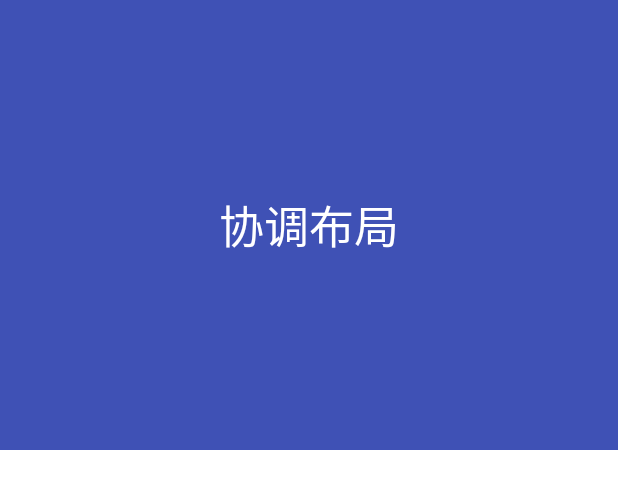
After one commit to sunnybear-/Framework, an Android app: the layout activity_recycler.xml on its own in the app's theme, with its tools: preview values and no code run, on a phone screen of 412 x 824 dp. The commit adds this screen. Shown: the top 489 px of the screen. Run offline under Robolectric (Android 15) with nearby library versions, the phone set to English and light mode, and no system bars.

Commit message:
修复CoordinatorLayout依赖滚动问题

```diff
--- /dev/null
+++ b/app/src/main/res/layout/activity_recycler.xml
@@ -0,0 +1,49 @@
+<?xml version="1.0" encoding="utf-8"?>
+<layout xmlns:android="http://schemas.android.com/apk/res/android"
+        xmlns:app="http://schemas.android.com/apk/res-auto">
+
+    <data>
+        <variable name="adapter"
+                  type="android.support.v4.app.FragmentPagerAdapter"/>
+    </data>
+
+    <android.support.design.widget.CoordinatorLayout
+        android:layout_width="match_parent"
+        android:layout_height="match_parent"
+        android:clipToPadding="false"
+        android:fitsSystemWindows="true">
+
+        <android.support.design.widget.AppBarLayout
+            android:layout_width="match_parent"
+            android:layout_height="wrap_content"
+            android:theme="@style/ThemeOverlay.AppCompat.Dark.ActionBar"
+            app:elevation="0dp">
+
+            <TextView
+                android:layout_width="match_parent"
+                android:layout_height="300dp"
+                android:gravity="center"
+                android:text="协调布局"
+                android:textColor="@color/white"
+                android:textSize="30sp"
+                app:layout_scrollFlags="scroll"/>
+
+            <android.support.design.widget.TabLayout
+                android:id="@+id/tab"
+                android:layout_width="match_parent"
+                android:layout_height="48dp"
+                android:background="@color/white"
+                app:tabIndicatorHeight="3dp"
+                app:tabMode="fixed"/>
+
+        </android.support.design.widget.AppBarLayout>
+
+        <android.support.v4.view.ViewPager
+            android:id="@+id/view_pager"
+            android:layout_width="match_parent"
+            android:layout_height="wrap_content"
+            app:layout_behavior="@string/appbar_scrolling_view_behavior"/>
+
+    </android.support.design.widget.CoordinatorLayout>
+
+</layout>
--- a/app/src/main/res/values/styles.xml
+++ b/app/src/main/res/values/styles.xml
@@ -1,7 +1,7 @@
 <resources>
 
     <!-- Base application theme. -->
-    <style name="AppTheme" parent="Theme.AppCompat.Light.DarkActionBar">
+    <style name="AppTheme" parent="AppTheme.Base">
         <!-- Customize your theme here. -->
         <item name="colorPrimary">@color/colorPrimary</item>
         <item name="colorPrimaryDark">@color/colorPrimaryDark</item>
--- a/map/build.gradle
+++ b/map/build.gradle
@@ -27,8 +27,6 @@ dependencies {
     api 'com.amap.api:search:latest.integration'
 
     //路由跳转
-    implementation("com.alibaba:arouter-api:$rootProject.ext.arouterApiVersion") {
-        exclude group: "com.android.support"
-    }
+    implementation "com.alibaba:arouter-api:$rootProject.ext.arouterApiVersion"
     annotationProcessor "com.alibaba:arouter-compiler:$rootProject.ext.arouterCompilerVersion"
 }
```
Also changed, not shown: app/src/main/AndroidManifest.xml (+7 -1 lines), app/src/main/java/com/sunnybear/framework/ActivityRecyclerViewModule.java (added, +43 -0 lines), app/src/main/java/com/sunnybear/framework/FragmentRecyclerViewModule.java (added, +38 -0 lines), app/src/main/java/com/sunnybear/framework/RecyclerActivity.java (added, +29 -0 lines), app/src/main/java/com/sunnybear/framework/RecyclerFragment.java (added, +29 -0 lines), app/src/main/java/com/sunnybear/framework/adapter/RecyclerAdapter.java (added, +30 -0 lines), app/src/main/java/com/sunnybear/framework/adapter/RecyclerViewHolder.java (added, +20 -0 lines), app/src/main/res/layout/fragment_recycler.xml (added, +16 -0 lines), app/src/main/res/layout/item_recycler.xml (added, +17 -0 lines).
